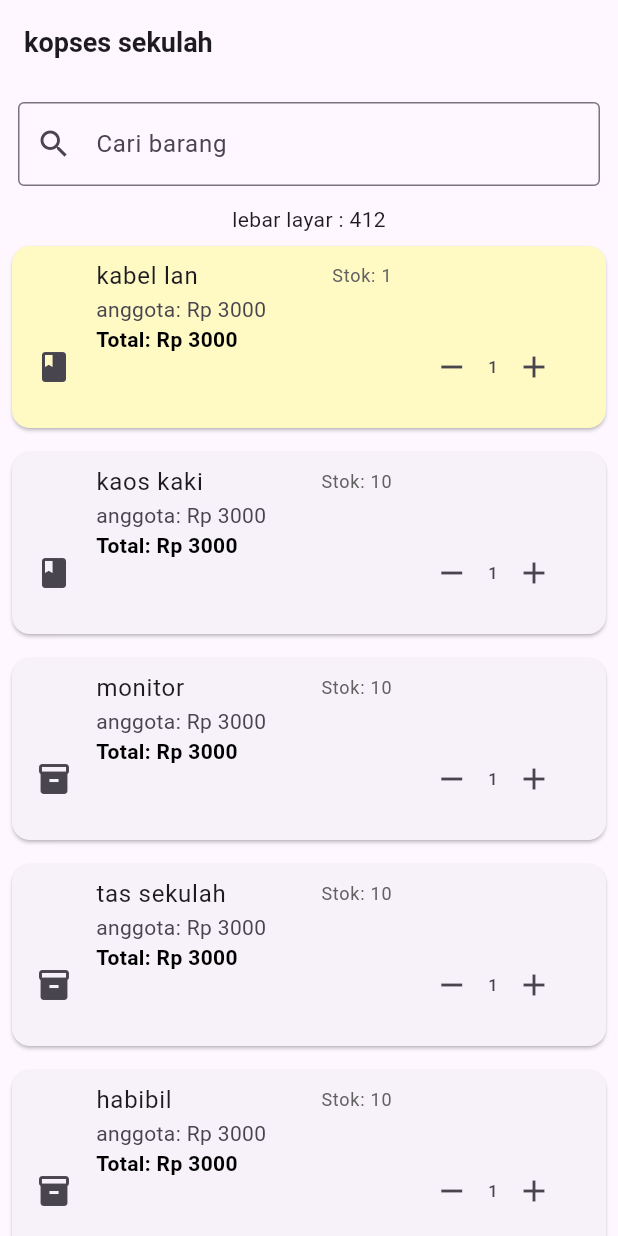
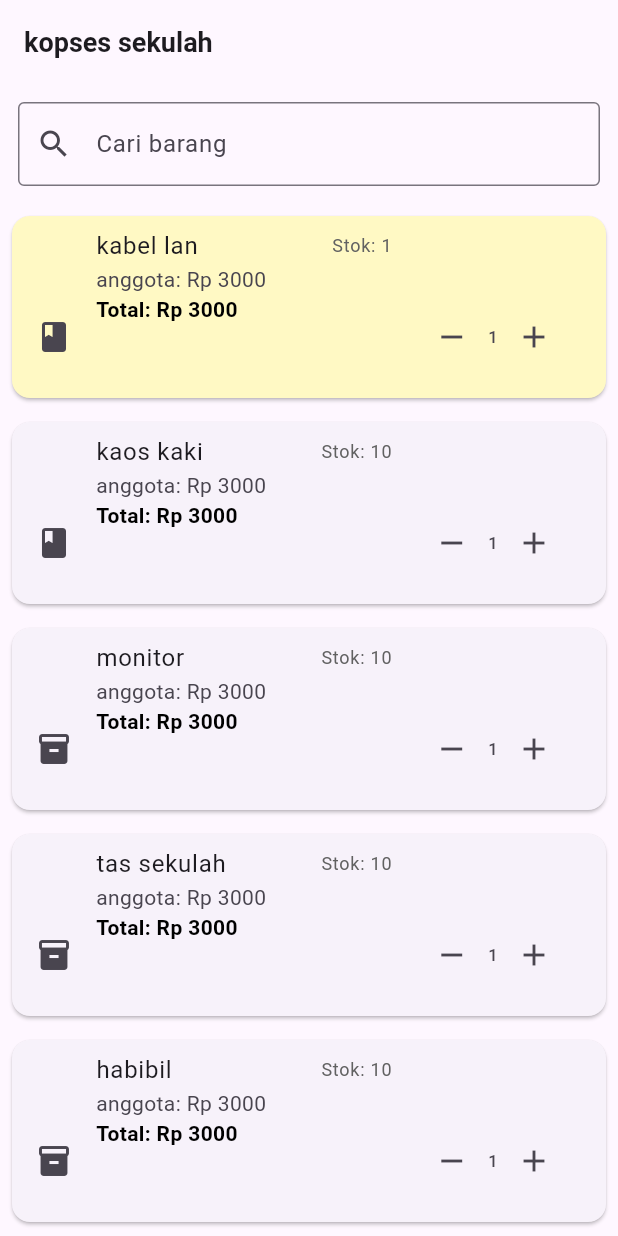
Before and after one commit to rajathonny/tugas-e-pak-yus-part-2, a Flutter app: the screen it shows after launch, on a phone screen of 412 x 824 dp. Run offline on Flutter 3.47's test engine with Material 3 defaults, Android fonts, the phone set to English and light mode, and no system bars.

Commit message:
lkm 12 antarmuka utuh

```diff
--- a/lib/main.dart
+++ b/lib/main.dart
@@ -103,7 +103,6 @@ class _KoperasiPageState extends State<KoperasiPage> {
               },
             ),
           ),
-          Text ('lebar layar : ' + MediaQuery.of (context).size.width.toStringAsFixed(0)),
           Expanded(
             child: LayoutBuilder(
               builder: (context, constraints) {
```
